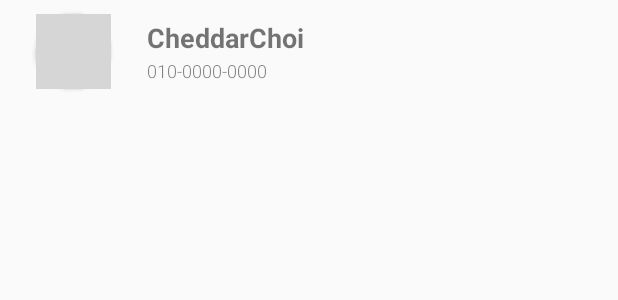
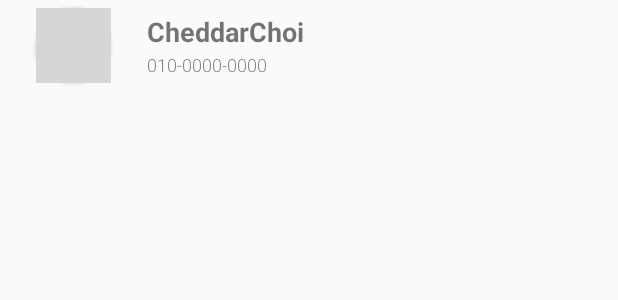
Before and after one commit to CheddarChoi/CommonProject1, an Android app: the layout phonebook_list.xml on its own in the app's theme, with its tools: preview values and no code run, on a phone screen of 412 x 824 dp. Shown: the top 300 px of the screen. Run offline under Robolectric (Android 15) with nearby library versions, the phone set to English and light mode, and no system bars; grey boxes are pictures that could not be loaded.

Commit message:
modify layout

```diff
--- a/app/src/main/res/layout/phonebook_list.xml
+++ b/app/src/main/res/layout/phonebook_list.xml
@@ -3,9 +3,7 @@
     xmlns:app="http://schemas.android.com/apk/res-auto"
     xmlns:tools="http://schemas.android.com/tools"
     android:layout_width="match_parent"
-    android:layout_height="60dp"
-    android:layout_marginTop="4dp"
-    android:layout_marginBottom="4dp">
+    android:layout_height="60dp">
 
     <androidx.cardview.widget.CardView
         android:id="@+id/image_view"
--- a/app/src/main/res/layout/tab_1_main.xml
+++ b/app/src/main/res/layout/tab_1_main.xml
@@ -56,7 +56,6 @@
             android:id="@+id/phonebook"
             android:layout_width="match_parent"
             android:layout_height="wrap_content"
-            android:layout_marginTop="4dp"
             android:clickable="true"
             app:layout_constraintStart_toStartOf="parent"
             app:layout_constraintTop_toTopOf="parent">
```
